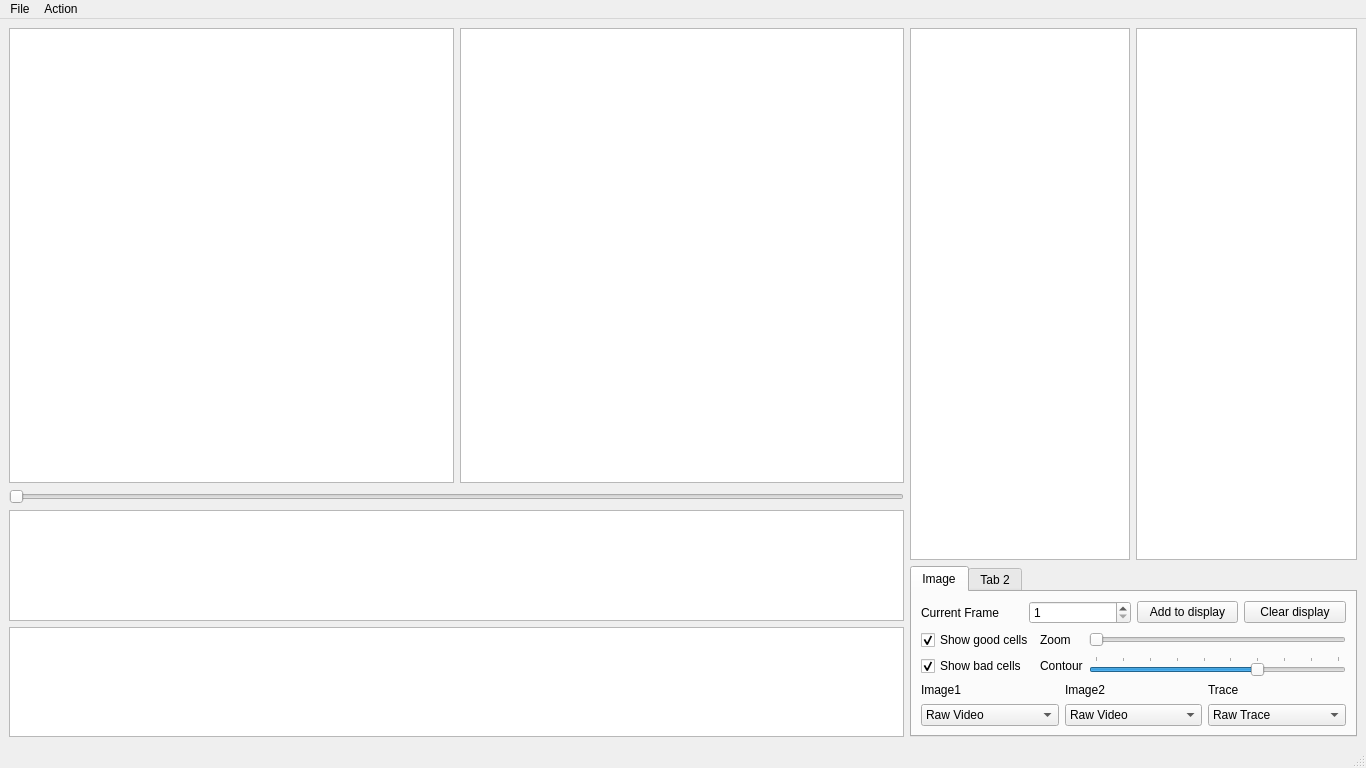
Above: main-window.ui from hongw-lab/CScreener before the change. Below: the same form after it.
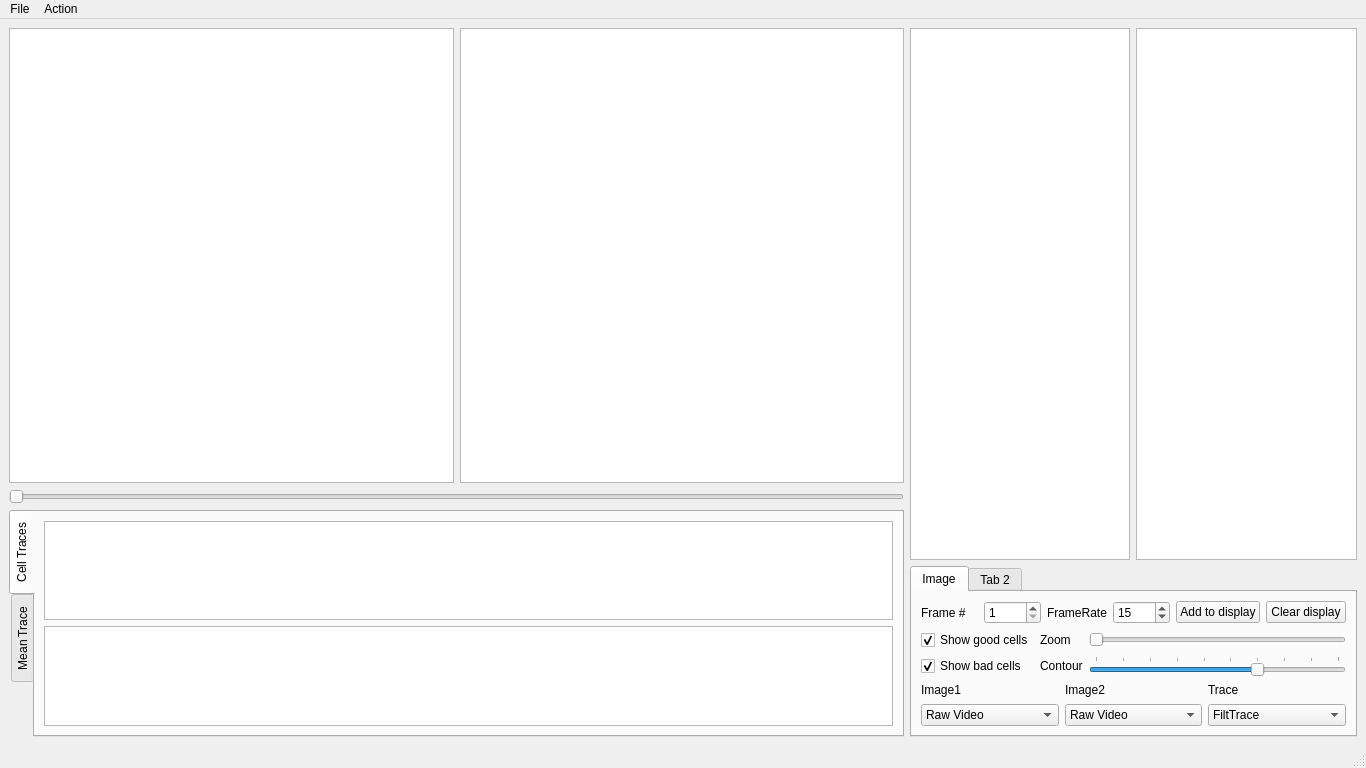
That is the form after the change. Custom widgets are drawn as their Qt base class.

Commit message: added frame rate adjust, solved small bugs

Diff of the .ui file:
```diff
--- a/main-window.ui
+++ b/main-window.ui
@@ -70,12 +70,54 @@
        </widget>
       </item>
       <item>
-       <layout class="QVBoxLayout" name="trace_layout" stretch="1,1">
+       <layout class="QVBoxLayout" name="trace_layout" stretch="0">
         <item>
-         <widget class="TraceAxis" name="trace_1_axis"/>
-        </item>
-        <item>
-         <widget class="TraceAxis" name="trace_2_axis"/>
+         <widget class="QTabWidget" name="plot_tabs">
+          <property name="tabPosition">
+           <enum>QTabWidget::West</enum>
+          </property>
+          <property name="currentIndex">
+           <number>0</number>
+          </property>
+          <widget class="QWidget" name="cell_trace_tab">
+           <attribute name="title">
+            <string>Cell Traces</string>
+           </attribute>
+           <layout class="QVBoxLayout" name="verticalLayout_4">
+            <item>
+             <widget class="TraceAxis" name="trace_1_axis">
+              <property name="toolTip">
+               <string>cell 1 trace</string>
+              </property>
+             </widget>
+            </item>
+            <item>
+             <widget class="TraceAxis" name="trace_2_axis">
+              <property name="toolTip">
+               <string>cell 2 trace</string>
+              </property>
+             </widget>
+            </item>
+           </layout>
+          </widget>
+          <widget class="QWidget" name="plot_tab">
+           <attribute name="title">
+            <string>Mean Trace</string>
+           </attribute>
+           <layout class="QVBoxLayout" name="verticalLayout_5">
+            <item>
+             <widget class="TraceAxis" name="trace_3_axis">
+              <property name="toolTip">
+               <string>mean trace of all good cells</string>
+              </property>
+             </widget>
+            </item>
+            <item>
+             <widget class="TraceAxis" name="pc_trace_"/>
+            </item>
+           </layout>
+          </widget>
+         </widget>
         </item>
        </layout>
       </item>
@@ -116,7 +158,7 @@
               <item>
                <widget class="QLabel" name="currentframe_label">
                 <property name="text">
-                 <string>Current Frame</string>
+                 <string>Frame #</string>
                 </property>
                </widget>
               </item>
@@ -127,6 +169,23 @@
                 </property>
                </widget>
               </item>
+              <item>
+               <widget class="QLabel" name="label">
+                <property name="text">
+                 <string>FrameRate</string>
+                </property>
+               </widget>
+              </item>
+              <item>
+               <widget class="QSpinBox" name="frame_rate_spinbox">
+                <property name="minimum">
+                 <number>1</number>
+                </property>
+                <property name="value">
+                 <number>15</number>
+                </property>
+               </widget>
+              </item>
               <item>
                <widget class="QPushButton" name="add_to_display_pushbutton">
                 <property name="text">
@@ -292,7 +351,7 @@
                <widget class="QComboBox" name="trace_mode_combobox">
                 <item>
                  <property name="text">
-                  <string>Raw Trace</string>
+                  <string>FiltTrace</string>
                  </property>
                 </item>
                 <item>
```
Left out of the diff: 2 changed lines with no effect on the pictures. The commit also changes 5 other files.
